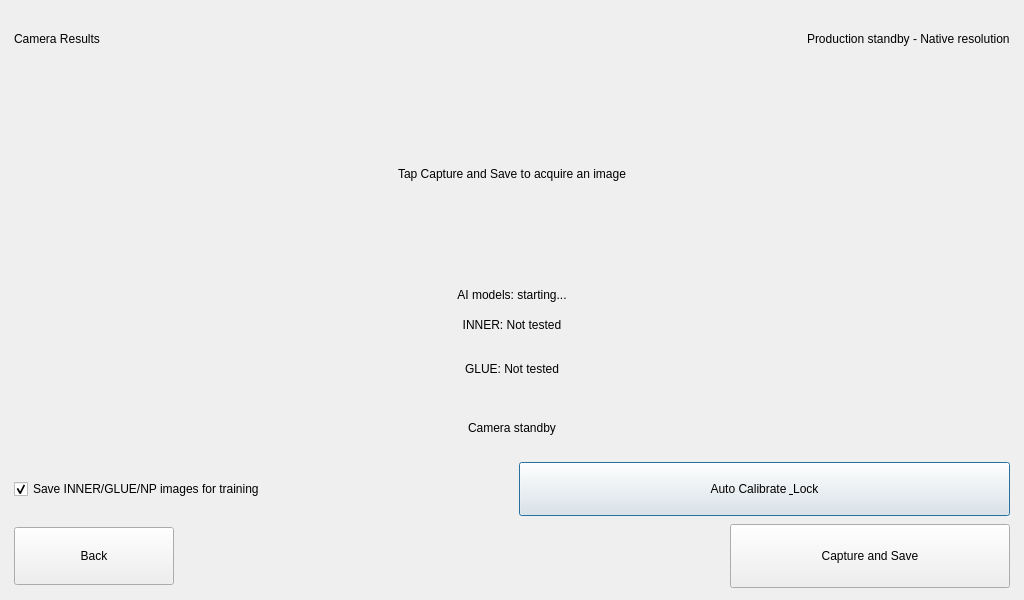
Old version of the form tf_gui/ui/camera_monitor_dialog.ui in the repository yhe21/tf-inner-gui.
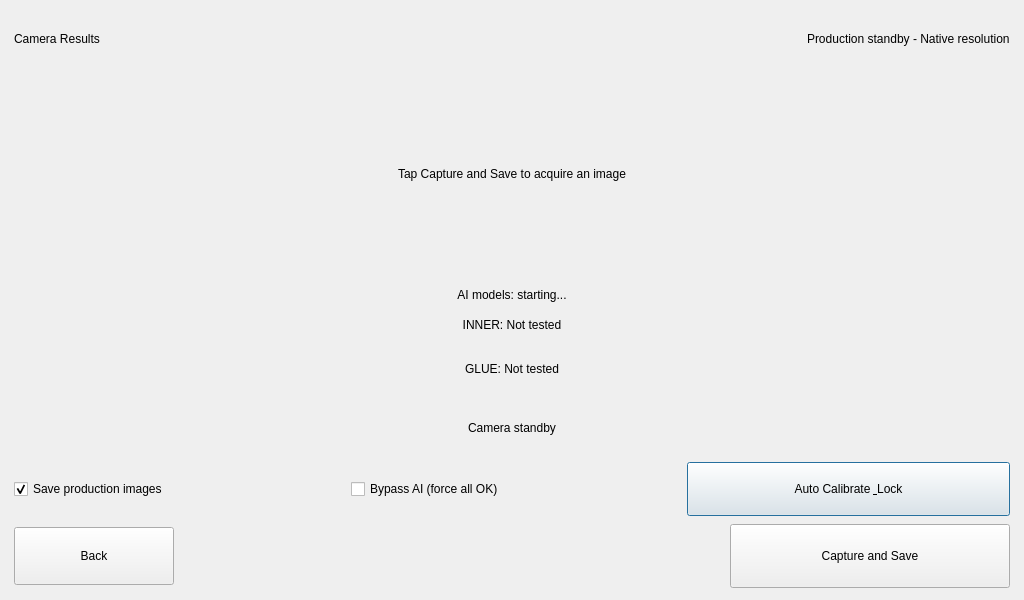
New version of the form.

Commit message: Add 90 percent threshold and inspection bypass

```diff
--- a/tf_gui/ui/camera_monitor_dialog.ui
+++ b/tf_gui/ui/camera_monitor_dialog.ui
@@ -125,10 +125,17 @@
      <item>
       <widget class="QCheckBox" name="chkSaveProductionImages">
        <property name="minimumSize"><size><width>0</width><height>48</height></size></property>
-       <property name="text"><string>Save INNER/GLUE/NP images for training</string></property>
+       <property name="text"><string>Save production images</string></property>
        <property name="checked"><bool>true</bool></property>
       </widget>
      </item>
+     <item>
+      <widget class="QCheckBox" name="chkBypassInspection">
+       <property name="minimumSize"><size><width>0</width><height>48</height></size></property>
+       <property name="text"><string>Bypass AI (force all OK)</string></property>
+       <property name="checked"><bool>false</bool></property>
+      </widget>
+     </item>
      <item>
       <widget class="QPushButton" name="btnAutoExposure">
        <property name="minimumSize"><size><width>255</width><height>54</height></size></property>
```
The commit also changes 7 other files.
